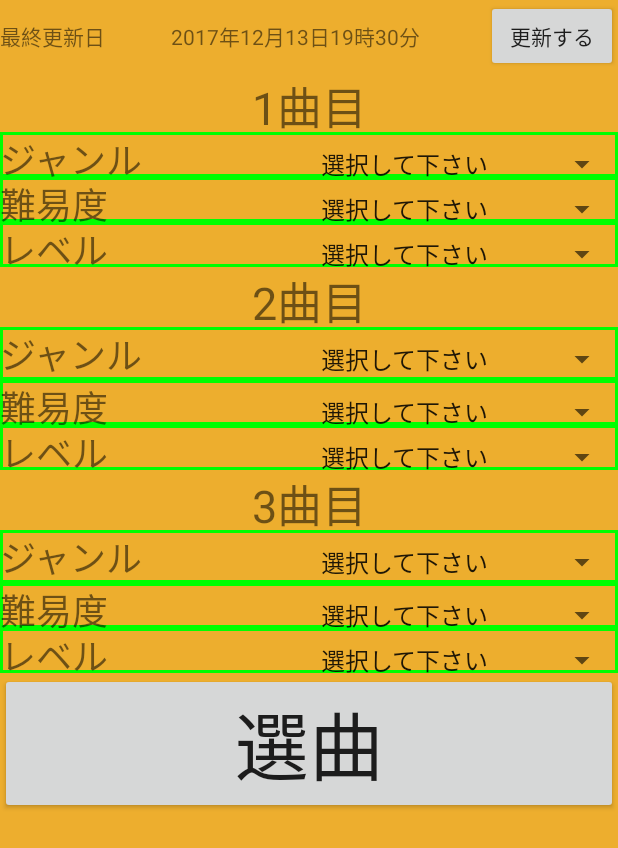
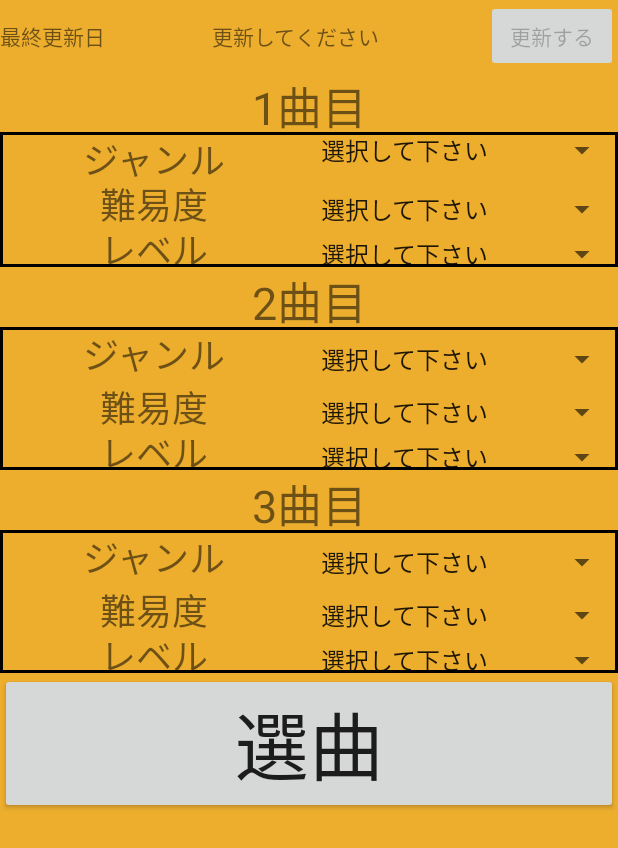
Before and after one commit to Funabashi-Joho-Business/X15G_B, an Android app: the screen it shows after launch (MainActivity), after a tap on "更新する", on a phone screen of 412 x 824 dp. Shown: the top 848 px of the screen. Run offline under Robolectric (Android 15) with nearby library versions, the phone set to English and light mode, and no system bars.

Commit message:
レイアウトの変更、更新ボタンの処理変更、日付更新の処理変更

```diff
--- a/app/src/main/java/jp/ac/chiba_fjb/b/ebi/ResultFragment.java
+++ b/app/src/main/java/jp/ac/chiba_fjb/b/ebi/ResultFragment.java
@@ -153,8 +153,8 @@
         TextView title = (TextView)view.findViewById(R.id.textView9);
         TextView title2 = (TextView)view.findViewById(R.id.textView10);
         TextView title3 = (TextView)view.findViewById(R.id.textView11);
-        TextView text = (TextView)view.findViewById(R.id.textView14);
-        text.setText(di10);
+       // TextView text = (TextView)view.findViewById(R.id.textView14);
+        //text.setText(di10);
         ImageView img1 = (ImageView)getView().findViewById(R.id.imageView);
         ImageView img2 = (ImageView)getView().findViewById(R.id.imageView3);
         ImageView img3 = (ImageView)getView().findViewById(R.id.imageView4);
--- a/app/src/main/java/jp/ac/chiba_fjb/b/ebi/SearchFragment.java
+++ b/app/src/main/java/jp/ac/chiba_fjb/b/ebi/SearchFragment.java
@@ -1,6 +1,9 @@
 package jp.ac.chiba_fjb.b.ebi;
 
 
+import android.app.Activity;
+import android.content.Context;
+import android.content.SharedPreferences;
 import android.os.Bundle;
 import android.support.annotation.Nullable;
 import android.support.v4.app.Fragment;
@@ -17,7 +20,10 @@
 import android.widget.TextView;
 import android.widget.Toast;
 
+import org.w3c.dom.Text;
+
 import java.util.Calendar;
+import java.util.Date;
 
 import jp.ac.chiba_fjb.b.ebi.data.Insertriyou;
 
@@ -48,29 +54,33 @@
     static String n[] = {"選択して下さい","Basic","Advanced","Expert","Master"};
     static String[] lv = {"選択して下さい"};
     Calendar cal= Calendar.getInstance();
+    private View view;
+    private Button b;
 
     @Override
     public void onViewCreated(final View view, @Nullable final Bundle savedInstanceState) {
         super.onViewCreated(view, savedInstanceState);
-//更新時処理　下記参照
+
+//更新時処理　下記参照]
+
         view.findViewById(R.id.button3).setOnClickListener(new View.OnClickListener() {
             @Override
             public void onClick(View v) {
-                Time time = new Time("Asia/Tokyo");
-                time.setToNow();
-                String strDay = time.year + "年" + (time.month + 1) + "月" + time.monthDay + "日" + time.hour + "時" + time.minute + "分";
-                t = (TextView) view.findViewById(R.id.textView21);
-                t.setText(strDay);
                 Toast.makeText(getContext(), "データの受信開始", Toast.LENGTH_LONG).show();
                 Insertriyou st = new Insertriyou(getContext(),SearchFragment.this);
+                b = (Button)view.findViewById(R.id.button3);
+                b.setEnabled(false);
             }
         });
+        t = (TextView) view.findViewById(R.id.textView21);
+        updateDate();
+
+        //t.setText("更新してください");
+
 //起動時処理・・・　公式サイトに新曲が追加されたため、データ更新されるまで表示されません
 //        Time time = new Time("Asia/Tokyo");
 //        time.setToNow();
 //        String strDay = time.year + "年" + (time.month+1) + "月" + time.monthDay +"日"+time.hour + "時" + time.minute + "分" ;
-        t = (TextView) view.findViewById(R.id.textView21);
-        t.setText("更新してください");
 //        t.setText(strDay);
 //        Insertriyou st = new Insertriyou(getContext(),SearchFragment.this);
 
@@ -311,10 +321,35 @@
 
     @Override
     public void OnRecv(boolean flg) {
-        if(flg)
+        if(flg){
             Toast.makeText(getContext(), "データの受信成功", Toast.LENGTH_SHORT).show();
+
+            Date d = new Date();
+            SharedPreferences pref = getContext().getSharedPreferences("SaveData", Context.MODE_PRIVATE);
+            SharedPreferences.Editor editor = pref.edit();
+            editor.putLong("date", d.getTime());
+            editor.apply();
+            updateDate();
+            b.setEnabled(true);
+        }
+
         else
             Toast.makeText(getContext(), "データの受信失敗", Toast.LENGTH_SHORT).show();
+            b.setEnabled(true);
+    }
+    void updateDate(){
 
+        SharedPreferences pref = getContext().getSharedPreferences("SaveData", Context.MODE_PRIVATE);
+        long data = pref.getLong("date",-1);
+        if(data == -1) {
+            t.setText("更新してください");
+        }else{
+            Date d = new Date(data);
+            String strDay = (d.getYear() + 1900) + "年" + (d.getMonth() + 1) + "月" + (d.getDay() + 10) + "日" + d.getHours() + "時" + d.getMinutes() + "分";
+            t.setText(strDay);
+        }
+
+//        t = (TextView) view.findViewById(R.id.textView21);
+//        t.setText(strDay);
     }
 }
--- a/app/src/main/java/jp/ac/chiba_fjb/b/ebi/data/Insertriyou.java
+++ b/app/src/main/java/jp/ac/chiba_fjb/b/ebi/data/Insertriyou.java
@@ -27,6 +27,8 @@
             try {
                 Data[] list = dl.test2();
                 db.insertData(list);
+
+                db.close();
                 return true;
             } catch (Exception e) {
                 e.printStackTrace();
--- a/app/src/main/res/drawable/frame_stale.xml
+++ b/app/src/main/res/drawable/frame_stale.xml
@@ -5,6 +5,8 @@
     <!-- 枠線 width:線の幅、color:線の色 -->
     <stroke
         android:width="2dp"
-        android:color="#00ff00" />
+        android:color="#000000"
+        android:background="#C8C8C8"/>
+
 
 </shape>
--- a/app/src/main/res/layout/fragment_search.xml
+++ b/app/src/main/res/layout/fragment_search.xml
@@ -65,17 +65,19 @@
                         android:layout_height="40dp"
                         android:gravity="center"
                         android:text="1曲目"
-                        android:textSize="30sp"/>
+                        android:textSize="30sp" />
 
                     <LinearLayout
                         android:layout_width="match_parent"
                         android:layout_height="wrap_content"
+                        android:background="@drawable/frame_stale"
                         android:orientation="vertical">
 
                         <LinearLayout
                             android:layout_width="match_parent"
                             android:layout_height="wrap_content"
-                            android:background="@drawable/frame_stale"
+                            android:baselineAligned="false"
+                            android:nestedScrollingEnabled="false"
                             android:orientation="horizontal">
 
                             <TextView
@@ -84,22 +86,22 @@
                                 android:layout_height="30dp"
                                 android:layout_weight="1"
 
+                                android:gravity="center_vertical|center_horizontal"
                                 android:text="ジャンル"
-                                android:textSize="24sp"/>
+                                android:textSize="24sp" />
 
                             <Spinner
                                 android:id="@+id/spinner_g1"
                                 android:layout_width="match_parent"
                                 android:layout_height="wrap_content"
 
-                                android:layout_weight="1"/>
+                                android:layout_weight="1" />
 
                         </LinearLayout>
 
                         <LinearLayout
                             android:layout_width="match_parent"
                             android:layout_height="wrap_content"
-                            android:background="@drawable/frame_stale"
                             android:orientation="horizontal">
 
                             <TextView
@@ -107,21 +109,21 @@
                                 android:layout_width="match_parent"
                                 android:layout_height="30dp"
                                 android:layout_weight="1"
+                                android:gravity="center_vertical|center_horizontal"
                                 android:text="難易度"
-                                android:textSize="24sp"/>
+                                android:textSize="24sp" />
 
                             <Spinner
                                 android:id="@+id/spinner_n1"
                                 android:layout_width="match_parent"
                                 android:layout_height="wrap_content"
-                                android:layout_weight="1"/>
+                                android:layout_weight="1" />
 
                         </LinearLayout>
 
                         <LinearLayout
                             android:layout_width="match_parent"
                             android:layout_height="wrap_content"
-                            android:background="@drawable/frame_stale"
                             android:orientation="horizontal">
 
                             <TextView
@@ -129,14 +131,15 @@
                                 android:layout_width="match_parent"
                                 android:layout_height="30dp"
                                 android:layout_weight="1"
+                                android:gravity="center_vertical|center_horizontal"
                                 android:text="レベル"
-                                android:textSize="24sp"/>
+                                android:textSize="24sp" />
 
                             <Spinner
                                 android:id="@+id/spinner_l1"
                                 android:layout_width="match_parent"
                                 android:layout_height="wrap_content"
-                                android:layout_weight="1"/>
+                                android:layout_weight="1" />
 
                         </LinearLayout>
 
@@ -148,17 +151,17 @@
                         android:layout_height="40dp"
                         android:gravity="center"
                         android:text="2曲目"
-                        android:textSize="30sp"/>
+                        android:textSize="30sp" />
 
                     <LinearLayout
                         android:layout_width="match_parent"
                         android:layout_height="match_parent"
+                        android:background="@drawable/frame_stale"
                         android:orientation="vertical">
 
                         <LinearLayout
                             android:layout_width="match_parent"
                             android:layout_height="35dp"
-                            android:background="@drawable/frame_stale"
                             android:orientation="horizontal">
 
                             <TextView
@@ -166,21 +169,21 @@
                                 android:layout_width="match_parent"
                                 android:layout_height="30dp"
                                 android:layout_weight="1"
+                                android:gravity="center_vertical|center_horizontal"
                                 android:text="ジャンル"
-                                android:textSize="24sp"/>
+                                android:textSize="24sp" />
 
                             <Spinner
                                 android:id="@+id/spinner_g2"
                                 android:layout_width="match_parent"
                                 android:layout_height="wrap_content"
-                                android:layout_weight="1"/>
+                                android:layout_weight="1" />
 
                         </LinearLayout>
 
                         <LinearLayout
                             android:layout_width="match_parent"
                             android:layout_height="30dp"
-                            android:background="@drawable/frame_stale"
                             android:orientation="horizontal">
 
                             <TextView
@@ -188,21 +191,21 @@
                                 android:layout_width="match_parent"
                                 android:layout_height="30dp"
                                 android:layout_weight="1"
+                                android:gravity="center"
                                 android:text="難易度"
-                                android:textSize="24sp"/>
+                                android:textSize="24sp" />
 
                             <Spinner
                                 android:id="@+id/spinner_n2"
                                 android:layout_width="match_parent"
                                 android:layout_height="wrap_content"
-                                android:layout_weight="1"/>
+                                android:layout_weight="1" />
 
                         </LinearLayout>
 
                         <LinearLayout
                             android:layout_width="match_parent"
                             android:layout_height="wrap_content"
-                            android:background="@drawable/frame_stale"
                             android:orientation="horizontal">
 
                             <TextView
@@ -210,14 +213,15 @@
                                 android:layout_width="match_parent"
                                 android:layout_height="30dp"
                                 android:layout_weight="1"
+                                android:gravity="center"
                                 android:text="レベル"
-                                android:textSize="24sp"/>
+                                android:textSize="24sp" />
 
                             <Spinner
                                 android:id="@+id/spinner_l2"
                                 android:layout_width="match_parent"
                                 android:layout_height="wrap_content"
-                                android:layout_weight="1"/>
+                                android:layout_weight="1" />
 
                         </LinearLayout>
 
@@ -234,17 +238,17 @@
                         android:layout_height="40dp"
                         android:gravity="center"
                         android:text="3曲目"
-                        android:textSize="30sp"/>
+                        android:textSize="30sp" />
 
                     <LinearLayout
                         android:layout_width="match_parent"
                         android:layout_height="match_parent"
+                        android:background="@drawable/frame_stale"
                         android:orientation="vertical">
 
                         <LinearLayout
                             android:layout_width="match_parent"
                             android:layout_height="35dp"
-                            android:background="@drawable/frame_stale"
                             android:orientation="horizontal">
 
                             <TextView
@@ -252,20 +256,20 @@
                                 android:layout_width="match_parent"
                                 android:layout_height="30dp"
                                 android:layout_weight="1"
+                                android:gravity="center"
                                 android:text="ジャンル"
-                                android:textSize="24sp"/>
+                                android:textSize="24sp" />
 
                             <Spinner
                                 android:id="@+id/spinner_g3"
                                 android:layout_width="match_parent"
                                 android:layout_height="wrap_content"
-                                android:layout_weight="1"/>
+                                android:layout_weight="1" />
                         </LinearLayout>
 
                         <LinearLayout
                             android:layout_width="match_parent"
                             android:layout_height="match_parent"
-                            android:background="@drawable/frame_stale"
                             android:orientation="horizontal">
 
                             <TextView
@@ -273,20 +277,20 @@
                                 android:layout_width="match_parent"
                                 android:layout_height="30dp"
                                 android:layout_weight="1"
+                                android:gravity="center"
                                 android:text="難易度"
-                                android:textSize="24sp"/>
+                                android:textSize="24sp" />
 
                             <Spinner
                                 android:id="@+id/spinner_n3"
                                 android:layout_width="match_parent"
                                 android:layout_height="wrap_content"
-                                android:layout_weight="1"/>
+                                android:layout_weight="1" />
                         </LinearLayout>
 
                         <LinearLayout
                             android:layout_width="match_parent"
                             android:layout_height="match_parent"
-                            android:background="@drawable/frame_stale"
                             android:orientation="horizontal">
 
                             <TextView
@@ -294,14 +298,15 @@
                                 android:layout_width="match_parent"
                                 android:layout_height="30dp"
                                 android:layout_weight="1"
+                                android:gravity="center"
                                 android:text="レベル"
-                                android:textSize="24sp"/>
+                                android:textSize="24sp" />
 
                             <Spinner
                                 android:id="@+id/spinner_l3"
                                 android:layout_width="match_parent"
                                 android:layout_height="wrap_content"
-                                android:layout_weight="1"/>
+                                android:layout_weight="1" />
                         </LinearLayout>
 
                     </LinearLayout>
```
Also changed, not shown: app/src/main/java/jp/ac/chiba_fjb/b/ebi/InfoDialogFragment.java (+4 -4 lines), app/src/main/res/layout/fragment_info_dialog.xml (+9 -0 lines), app/src/main/res/layout/fragment_result.xml (+52 -30 lines).
